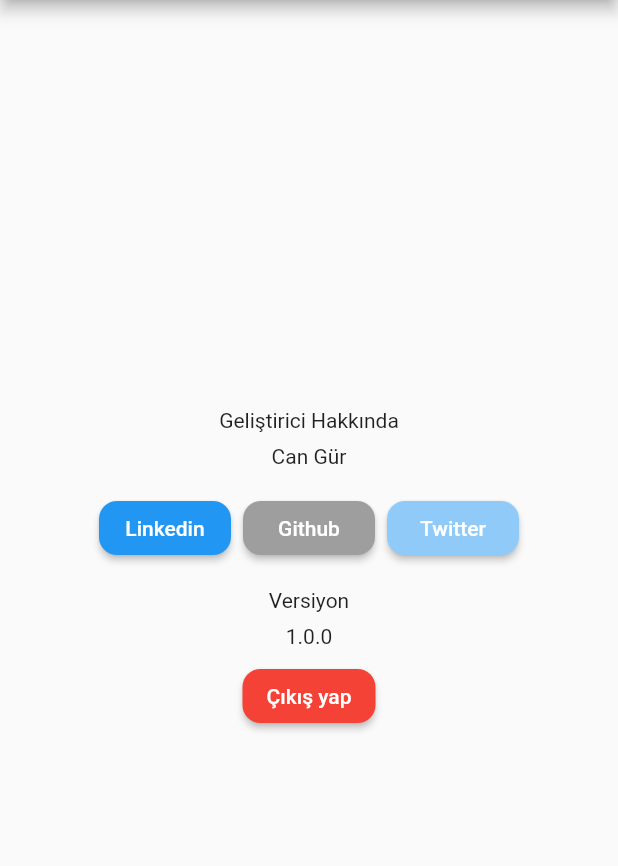
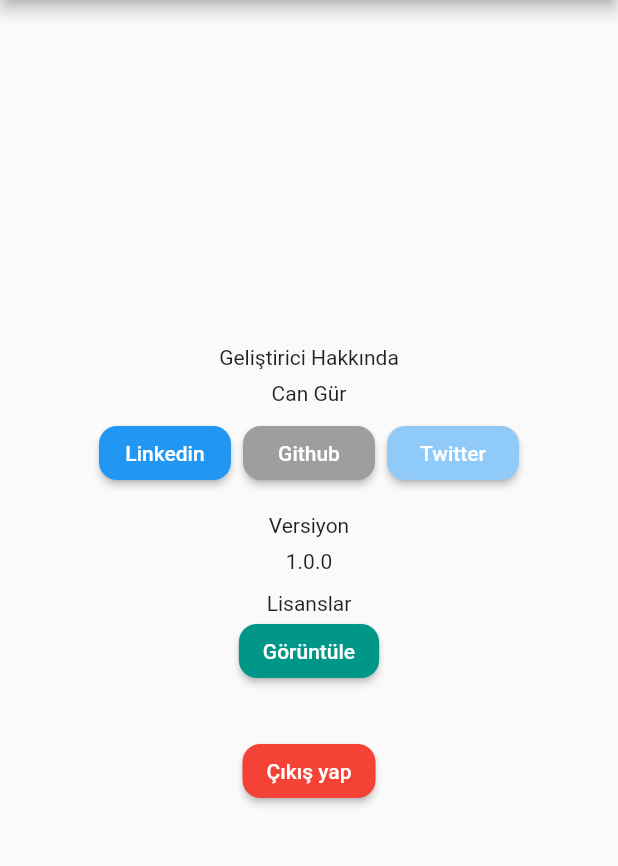
Before and after one commit to cangurdev/news-app, a Flutter app: the Settings screen opened by its route, after a tap on "Linkedin", on a phone screen of 412 x 824 dp, the part 84-950 px from its top. Run offline on Flutter 3.47's test engine with Material 2 defaults, Android fonts, the phone set to English and light mode, and no system bars; our stand-ins replace cached_network_image, firebase_auth, firebase_core; missing offline and left inert: webfeed; accounts and stored records are empty.

```diff
--- a/lib/main.dart
+++ b/lib/main.dart
@@ -26,7 +26,7 @@ class MyApp extends StatelessWidget {
             create: (context) => context.read<AuthService>().authStateChanges),
       ],
       child: MaterialApp(
-        title: 'Flutter Demo',
+        title: 'News App',
         debugShowCheckedModeBanner: false,
         theme: theme(),
         darkTheme: darkTheme(),
--- a/lib/screens/settings.dart
+++ b/lib/screens/settings.dart
@@ -1,28 +1,36 @@
 import 'package:flutter/material.dart';
 import 'package:news_app/services/auth_service.dart';
+import 'package:news_app/widget/custom_button.dart';
 import 'package:provider/provider.dart';
-import 'package:url_launcher/url_launcher.dart';
 
 class Settings extends StatelessWidget {
   final String linkedinUrl = "https://www.linkedin.com/in/cangur/";
   final String githubUrl = "https://github.com/cvngur";
   final String twitterUrl = "https://twitter.com/CodeEmAll";
 
-  Future<void> openWebView(String url) async {
-    if (await canLaunch(url)) {
-      await launch(
-        url,
-        forceSafariVC: false,
-        forceWebView: true,
-        enableJavaScript: true,
-      );
-      return;
-    } else {
-      print("Başaramadık");
-    }
+  static String routeName = '/settings';
+
+  void showLicensePage({
+    @required BuildContext context,
+    String applicationName,
+    String applicationVersion,
+    Widget applicationIcon,
+    String applicationLegalese,
+    bool useRootNavigator = false,
+  }) {
+    assert(context != null);
+    assert(useRootNavigator != null);
+    Navigator.of(context, rootNavigator: useRootNavigator)
+        .push(MaterialPageRoute<void>(
+      builder: (BuildContext context) => LicensePage(
+        applicationName: applicationName,
+        applicationVersion: applicationVersion,
+        applicationIcon: applicationIcon,
+        applicationLegalese: applicationLegalese,
+      ),
+    ));
   }
 
-  static String routeName = '/settings';
   @override
   Widget build(BuildContext context) {
     return Scaffold(
@@ -58,44 +66,29 @@ class Settings extends StatelessWidget {
           children: [
             Text("Geliştirici Hakkında"),
             Padding(
-              padding: const EdgeInsets.all(8.0),
+              padding: const EdgeInsets.only(top: 8.0),
               child: Text("Can Gür"),
             ),
             Row(
               mainAxisAlignment: MainAxisAlignment.center,
               children: [
-                RaisedButton(
-                  child: Text('Linkedin'),
+                CustomButton(
+                  url: linkedinUrl,
                   color: Colors.blue,
-                  textColor: Colors.white,
-                  shape: RoundedRectangleBorder(
-                      borderRadius: BorderRadius.circular(12.0)),
-                  onPressed: () {
-                    openWebView(linkedinUrl);
-                  },
+                  text: 'Linkedin',
                 ),
                 Padding(
                   padding: const EdgeInsets.all(8.0),
-                  child: RaisedButton(
-                    child: Text('Github'),
+                  child: CustomButton(
+                    url: githubUrl,
                     color: Colors.grey,
-                    textColor: Colors.white,
-                    shape: RoundedRectangleBorder(
-                        borderRadius: BorderRadius.circular(12.0)),
-                    onPressed: () {
-                      openWebView(githubUrl);
-                    },
+                    text: 'Github',
                   ),
                 ),
-                RaisedButton(
-                  child: Text('Twitter'),
+                CustomButton(
+                  url: twitterUrl,
                   color: Colors.blue[200],
-                  textColor: Colors.white,
-                  shape: RoundedRectangleBorder(
-                      borderRadius: BorderRadius.circular(12.0)),
-                  onPressed: () {
-                    openWebView(twitterUrl);
-                  },
+                  text: 'Twitter',
                 ),
               ],
             ),
@@ -105,7 +98,21 @@ class Settings extends StatelessWidget {
             ),
             Text("1.0.0"),
             Padding(
-              padding: const EdgeInsets.all(8.0),
+              padding: const EdgeInsets.only(top: 12.0),
+              child: Text("Lisanslar"),
+            ),
+            RaisedButton(
+              color: Colors.teal,
+              textColor: Colors.white,
+              shape: RoundedRectangleBorder(
+                  borderRadius: BorderRadius.circular(12.0)),
+              onPressed: () {
+                showLicensePage(context: context);
+              },
+              child: Text("Görüntüle"),
+            ),
+            Padding(
+              padding: const EdgeInsets.only(top: 32.0),
               child: RaisedButton(
                 color: Colors.red,
                 textColor: Colors.white,
--- a/lib/widget/custom_button.dart
+++ b/lib/widget/custom_button.dart
@@ -0,0 +1,40 @@
+import 'package:flutter/material.dart';
+import 'package:url_launcher/url_launcher.dart';
+
+class CustomButton extends StatelessWidget {
+  final String url;
+  final Color color;
+  final String text;
+  const CustomButton({
+    this.url,
+    this.color,
+    this.text,
+  });
+
+  Future<void> openWebView(String url) async {
+    if (await canLaunch(url)) {
+      await launch(
+        url,
+        forceSafariVC: false,
+        forceWebView: true,
+        enableJavaScript: true,
+      );
+      return;
+    } else {
+      print("Başaramadık");
+    }
+  }
+
+  @override
+  Widget build(BuildContext context) {
+    return RaisedButton(
+      child: Text(text),
+      color: color,
+      textColor: Colors.white,
+      shape: RoundedRectangleBorder(borderRadius: BorderRadius.circular(12.0)),
+      onPressed: () {
+        openWebView(url);
+      },
+    );
+  }
+}
```
